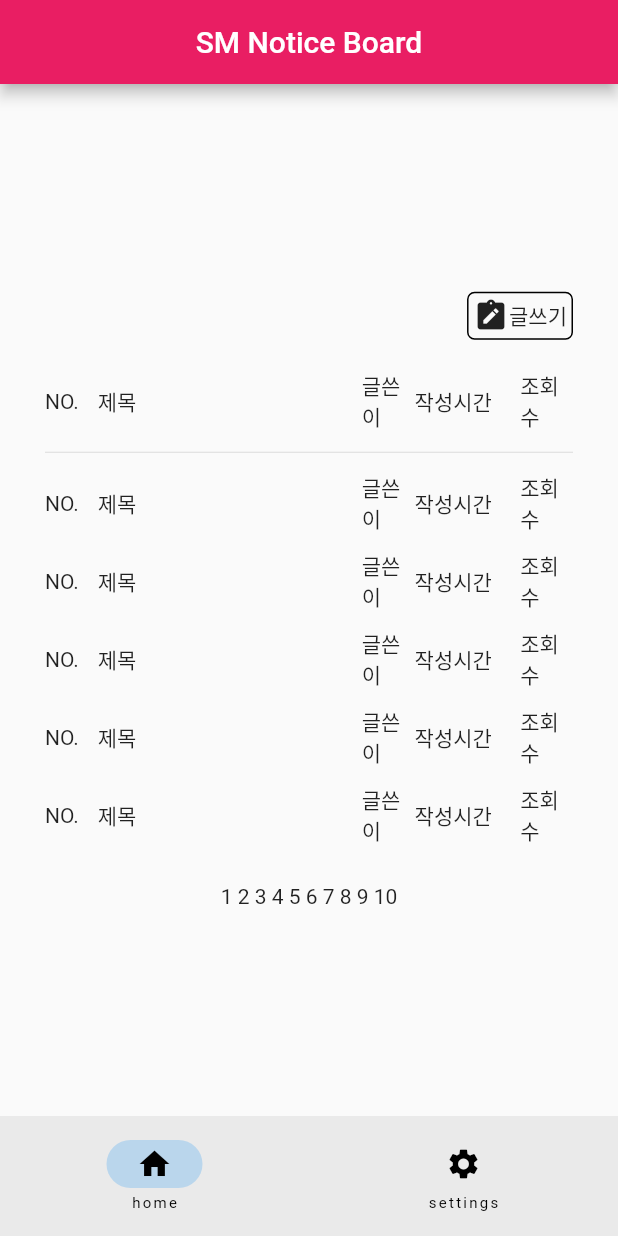
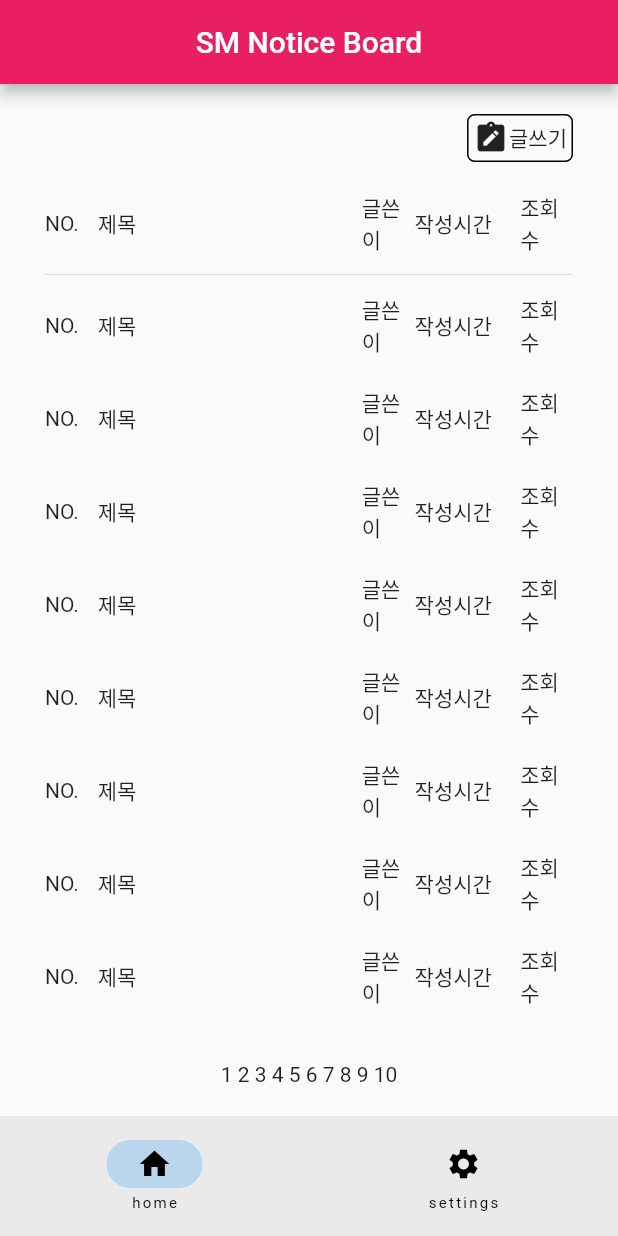
Before and after one commit to smpringles24/PP-FRONT-notice_board, a Flutter app: the screen it shows after launch, on a phone screen of 412 x 824 dp. Run offline on Flutter 3.47's test engine with Material 2 defaults, Android fonts, the light colour scheme and no system bars.

Commit message:
:triangular_flag_on_post: SavePoint
.

```diff
--- /dev/null
+++ b/lib/data/notice_board_model.dart
@@ -0,0 +1,28 @@
+class NoticeBoardModel {
+  int? id;
+  String? title;
+  String? contents;
+  String? createdAt;
+  String? updatedAt;
+
+  NoticeBoardModel(
+      {this.id, this.title, this.contents, this.createdAt, this.updatedAt});
+
+  NoticeBoardModel.fromJson(Map<String, dynamic> json) {
+    id = json['id'];
+    title = json['title'];
+    contents = json['contents'];
+    createdAt = json['createdAt'];
+    updatedAt = json['updatedAt'];
+  }
+
+  Map<String, dynamic> toJson() {
+    final Map<String, dynamic> data = <String, dynamic>{};
+    data['id'] = id;
+    data['title'] = title;
+    data['contents'] = contents;
+    data['createdAt'] = createdAt;
+    data['updatedAt'] = updatedAt;
+    return data;
+  }
+}
--- a/lib/main.dart
+++ b/lib/main.dart
@@ -1,5 +1,5 @@
 import 'package:flutter/material.dart';
-import 'package:pp_front_notice_board/home/home_screen.dart';
+import 'package:pp_front_notice_board/ui/notice_board/notice_board_page.dart';
 
 void main() {
   runApp(const MyApp());
@@ -11,7 +11,7 @@ class MyApp extends StatelessWidget {
   @override
   Widget build(BuildContext context) {
     return const MaterialApp(
-      home: HomeScreen(),
+      home: NoticeBoardPage(),
     );
   }
 }
--- /dev/null
+++ b/lib/ui/notice_board/notice_board_page.dart
@@ -0,0 +1,16 @@
+import 'package:flutter/material.dart';
+import 'package:provider/provider.dart';
+import 'package:pp_front_notice_board/ui/notice_board/notice_board_view.dart';
+import 'package:pp_front_notice_board/ui/notice_board/notice_board_view_model.dart';
+
+class NoticeBoardPage extends StatelessWidget {
+  const NoticeBoardPage({super.key});
+
+  @override
+  Widget build(BuildContext context) {
+    return ChangeNotifierProvider(
+      create: (_) => NoticeBoardViewModel(),
+      child: const NoticeBoardView(),
+    );
+  }
+}
--- a/lib/home/home_screen.dart
+++ b/lib/ui/notice_board/notice_board_view.dart
@@ -1,7 +1,7 @@
 import 'package:flutter/material.dart';
 
-class HomeScreen extends StatelessWidget {
-  const HomeScreen({super.key});
+class NoticeBoardView extends StatelessWidget {
+  const NoticeBoardView({super.key});
 
   @override
   Widget build(BuildContext context) {
@@ -14,9 +14,9 @@ class HomeScreen extends StatelessWidget {
       body: Column(
         mainAxisAlignment: MainAxisAlignment.center,
         children: [
-          Padding(
-            padding: const EdgeInsets.symmetric(horizontal: 30, vertical: 20),
-            child: Expanded(
+          Expanded(
+            child: Padding(
+              padding: const EdgeInsets.symmetric(horizontal: 30, vertical: 20),
               child: Column(
                 children: [
                   Row(
@@ -42,17 +42,23 @@ class HomeScreen extends StatelessWidget {
                     ],
                   ),
                   const SizedBox(height: 15),
-                  const SizedBox(
+                  Expanded(
                     child: Column(
                       mainAxisAlignment: MainAxisAlignment.center,
                       children: [
-                        _ListviewTile(),
-                        Divider(),
-                        _ListviewTile(),
-                        _ListviewTile(),
-                        _ListviewTile(),
-                        _ListviewTile(),
-                        _ListviewTile(),
+                        const _ListviewTile(),
+                        const Divider(),
+                        Expanded(
+                          child: ListView.separated(
+                            itemCount: 10,
+                            itemBuilder: (BuildContext context, int index) {
+                              return const _ListviewTile();
+                            },
+                            separatorBuilder: (BuildContext context, int index) {
+                              return const SizedBox(height: 10);
+                            },
+                          ),
+                        ),
                       ],
                     ),
                   ),
--- /dev/null
+++ b/lib/ui/notice_board/notice_board_view_model.dart
@@ -0,0 +1,19 @@
+import 'package:flutter/material.dart';
+import 'package:pp_front_notice_board/data/notice_board_model.dart';
+import 'package:pp_front_notice_board/data/notice_board_service.dart';
+
+class NoticeBoardViewModel extends ChangeNotifier {
+  List<NoticeBoardModel> _noticeBoards = [];
+
+  List<NoticeBoardModel> get noticeBoards => _noticeBoards;
+
+  void fetchNoticeBoard() async {
+    try {
+      _noticeBoards = await NoticeBoardService().fetchNoticeBoard();
+      notifyListeners();
+    } catch (e) {
+      print(e);
+    }
+    notifyListeners();
+  }
+}
--- a/pubspec.yaml
+++ b/pubspec.yaml
@@ -35,6 +35,8 @@ dependencies:
   # The following adds the Cupertino Icons font to your application.
   # Use with the CupertinoIcons class for iOS style icons.
   cupertino_icons: ^1.0.2
+  http: ^1.1.0
+  provider: ^6.0.5
 
 dev_dependencies:
   flutter_test:
```
Also changed, not shown: lib/data/notice_board_service.dart (added, +19 -0 lines), pubspec.lock.
